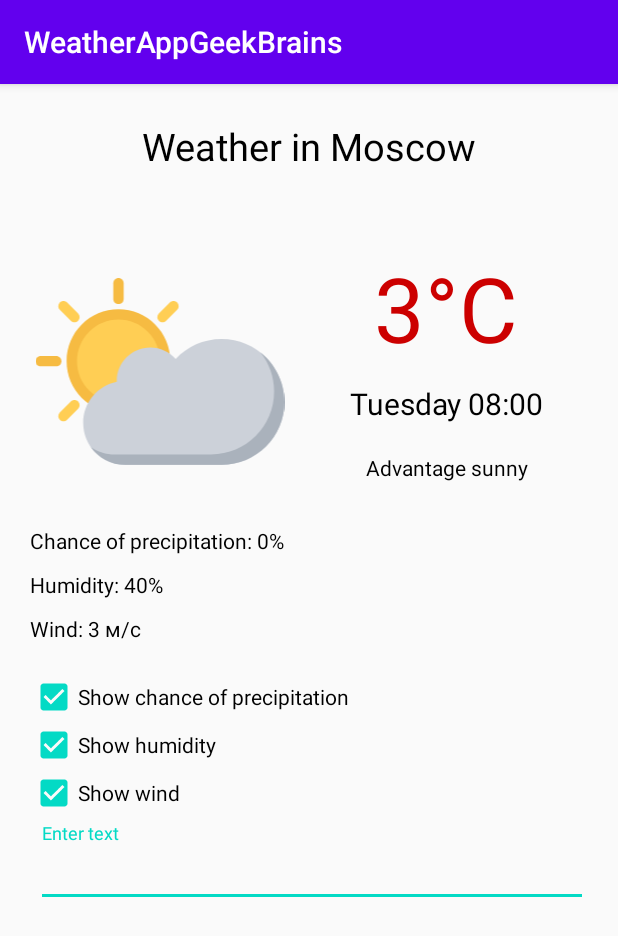
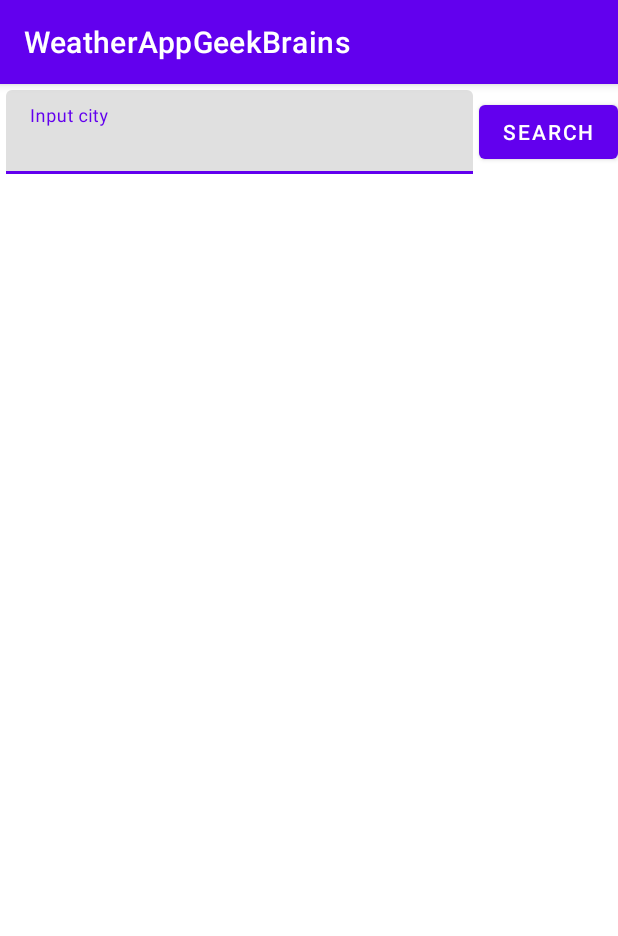
Before and after one commit to Ivan7771998/WeatherAppGeekBrains, an Android app: the screen it shows after launch (MainActivity before the commit, SelectCityActivity after it), on a phone screen of 412 x 824 dp. Shown: the top 936 px of the screen. Run offline under Robolectric (Android 15) with nearby library versions, the phone set to English and light mode, and no system bars; our stand-ins replace ButterKnife.

Commit message:
finish homework2 true

```diff
--- a/app/src/main/AndroidManifest.xml
+++ b/app/src/main/AndroidManifest.xml
@@ -9,13 +9,15 @@
         android:roundIcon="@mipmap/ic_launcher_round"
         android:supportsRtl="true"
         android:theme="@style/AppTheme">
-        <activity android:name=".MainActivity">
+        <activity android:name=".SelectCityActivity">
             <intent-filter>
                 <action android:name="android.intent.action.MAIN" />
 
                 <category android:name="android.intent.category.LAUNCHER" />
             </intent-filter>
         </activity>
+        <activity android:name=".MainActivity">
+        </activity>
     </application>
 
 </manifest>
--- /dev/null
+++ b/app/src/main/java/com/example/weatherappgeekbrains/SelectCityActivity.java
@@ -0,0 +1,27 @@
+package com.example.weatherappgeekbrains;
+
+import androidx.appcompat.app.AppCompatActivity;
+
+import android.content.Intent;
+import android.os.Bundle;
+
+import com.google.android.material.button.MaterialButton;
+
+import butterknife.BindView;
+import butterknife.ButterKnife;
+
+public class SelectCityActivity extends AppCompatActivity {
+
+    @BindView(R.id.materialButton)
+    MaterialButton materialButton;
+
+    @Override
+    protected void onCreate(Bundle savedInstanceState) {
+        super.onCreate(savedInstanceState);
+        setContentView(R.layout.activity_select_city);
+        ButterKnife.bind(this);
+        materialButton.setOnClickListener(v -> {
+            startActivity(new Intent(this, MainActivity.class));
+        });
+    }
+}
--- /dev/null
+++ b/app/src/main/res/layout/activity_select_city.xml
@@ -0,0 +1,35 @@
+<?xml version="1.0" encoding="utf-8"?>
+<androidx.constraintlayout.widget.ConstraintLayout xmlns:android="http://schemas.android.com/apk/res/android"
+    xmlns:app="http://schemas.android.com/apk/res-auto"
+    xmlns:tools="http://schemas.android.com/tools"
+    android:layout_width="match_parent"
+    android:layout_height="match_parent"
+    tools:context=".SelectCityActivity">
+
+    <com.google.android.material.textfield.TextInputLayout
+        android:id="@+id/cityTextInput"
+        android:layout_width="0dp"
+        android:layout_height="wrap_content"
+        android:layout_margin="4dp"
+        android:hint="@string/inputCity"
+        app:layout_constraintEnd_toStartOf="@+id/materialButton"
+        app:layout_constraintStart_toStartOf="parent"
+        app:layout_constraintTop_toTopOf="parent">
+
+        <com.google.android.material.textfield.TextInputEditText
+            android:id="@+id/severalText"
+            android:layout_width="match_parent"
+            android:layout_height="wrap_content" />
+    </com.google.android.material.textfield.TextInputLayout>
+
+    <com.google.android.material.button.MaterialButton
+        android:id="@+id/materialButton"
+        android:layout_width="wrap_content"
+        android:layout_height="wrap_content"
+        android:text="@string/btn_search"
+        app:layout_constraintBottom_toBottomOf="@+id/cityTextInput"
+        app:layout_constraintEnd_toEndOf="parent"
+        app:layout_constraintTop_toTopOf="@+id/cityTextInput" />
+
+
+</androidx.constraintlayout.widget.ConstraintLayout>
--- a/app/src/main/res/values/strings.xml
+++ b/app/src/main/res/values/strings.xml
@@ -11,4 +11,6 @@
     <string name="show_humidity">Show humidity</string>
     <string name="show_wind">Show wind</string>
     <string name="shr_hint_password">Enter text</string>
+    <string name="btn_search">Search</string>
+    <string name="inputCity">"Input city"</string>
 </resources>
--- a/app/src/main/res/values/styles.xml
+++ b/app/src/main/res/values/styles.xml
@@ -1,7 +1,7 @@
 <resources>
 
     <!-- Base application theme. -->
-    <style name="AppTheme" parent="Theme.AppCompat.Light.DarkActionBar">
+    <style name="AppTheme" parent="Theme.MaterialComponents.Light.DarkActionBar">
         <!-- Customize your theme here. -->
         <item name="colorPrimary">@color/colorPrimary</item>
         <item name="colorPrimaryDark">@color/colorPrimaryDark</item>
```
Also changed, not shown: 1 other file.
